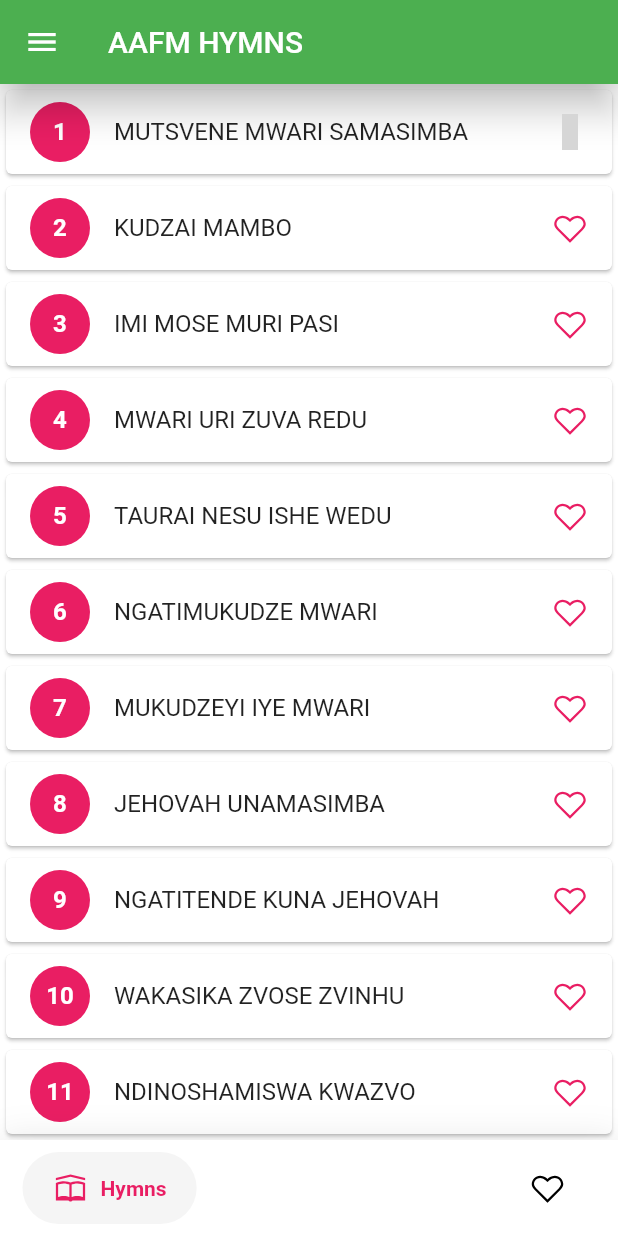
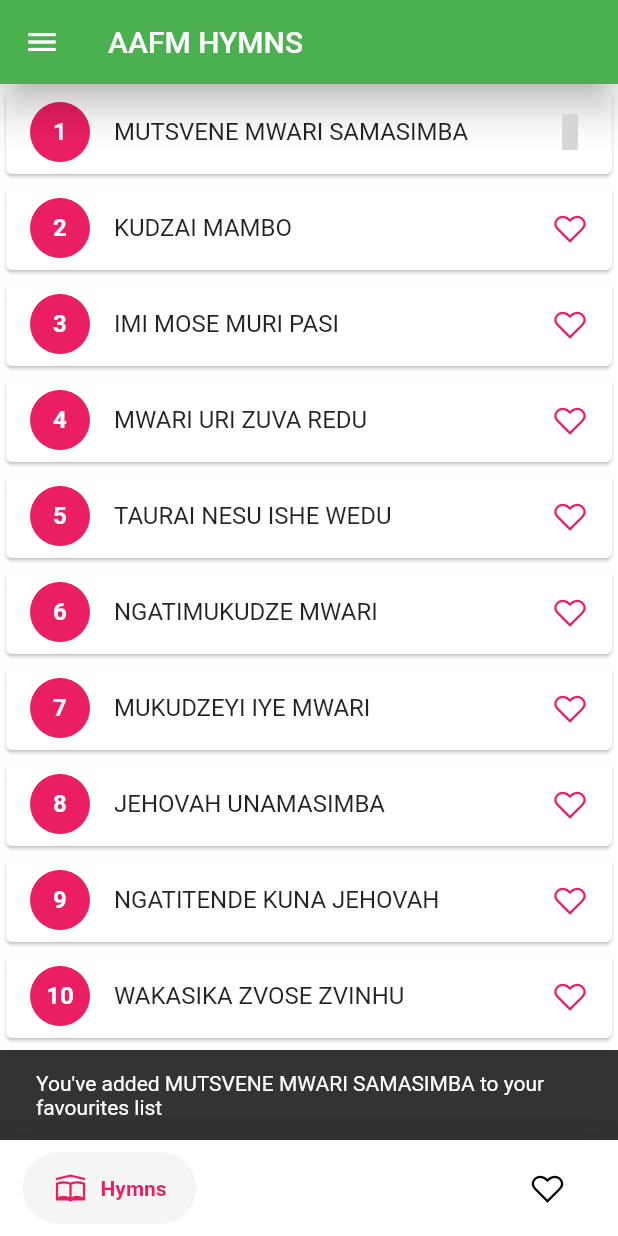
Before and after one commit to malvernbright/aafm-hymns, a Flutter app: the screen it shows after launch, after a tap on an icon or button, on a phone screen of 412 x 824 dp. Run offline on Flutter 3.47's test engine with Material 2 defaults, Android fonts, the phone set to English and light mode, and no system bars; drawn by our look-alikes of google_nav_bar; our stand-ins replace flutter_linkify, flutter_zoom_drawer, hive, hive_flutter, line_icons, lottie; accounts and stored records are empty; grey boxes are pictures that could not be loaded.

```diff
--- a/lib/pages/hymns_list.dart
+++ b/lib/pages/hymns_list.dart
@@ -18,16 +18,14 @@ class HymnsList extends StatelessWidget {
         future: Hive.openBox(favourites),
         builder: (BuildContext context, AsyncSnapshot snapshot) {
           if (snapshot.hasData) {
-            return FutureBuilder(
-              future: DefaultAssetBundle.of(context)
-                  .loadString('assets/hymns/hymns.json'),
-              builder: (context, snapshot) {
-                var hymnData = json.decode(snapshot.data.toString());
-                if (snapshot.connectionState == ConnectionState.done) {
             return Consumer<HymnProvider>(
               builder: (context, provider, child) {
+                return FutureBuilder(
+                    future: provider.readJson(),
+                    builder: (BuildContext context, AsyncSnapshot snapshot) {
+                      if (snapshot.hasData) {
                         return ListView.builder(
-                        itemCount: hymnData.length,
+                          itemCount: provider.hymns.length,
                           itemBuilder: (BuildContext context, int index) {
                             return Card(
                               child: ListTile(
@@ -40,20 +38,23 @@ class HymnsList extends StatelessWidget {
                                   ),
                                   backgroundColor: Colors.pink,
                                 ),
-                              title: Text('${hymnData[index]['title']}'),
-                              onTap: () =>
-                                  Navigator.of(context).push(MaterialPageRoute(
+                                title:
+                                    Text('${provider.hymns[index]['title']}'),
+                                onTap: () => Navigator.of(context)
+                                    .push(MaterialPageRoute(
                                         builder: (_) => Hymn(
                                               title:
-                                                '${hymnData[index]['title']}',
-                                            hymn: '${hymnData[index]['hymn']}',
+                                                  '${provider.hymns[index]['title']}',
+                                              hymn:
+                                                  '${provider.hymns[index]['hymn']}',
                                               index: index,
                                             ))),
                                 trailing: GestureDetector(
                                   onTap: () => provider.addToFavorites(
-                                    title: hymnData[index]['title'],
-                                    hymn: hymnData[index]['hymn'],
-                                    index: index),
+                                      title: provider.hymns[index]['title'],
+                                      hymn: provider.hymns[index]['hymn'],
+                                      index: index,
+                                      context: context),
                                   child: LineIcon(
                                     Hive.box(favourites).containsKey(index)
                                         ? LineIcons.heartAlt
@@ -65,19 +66,18 @@ class HymnsList extends StatelessWidget {
                             );
                           },
                         );
-                    },
-                  );
-                } else if (snapshot.connectionState ==
-                    ConnectionState.waiting) {
-                  return const Center(child: CircularProgressIndicator());
+                      } else if (snapshot.hasError) {
+                        return const Icon(Icons.error_outline);
+                      } else {
+                        return const CircularProgressIndicator();
                       }
-                return const Center(child: CircularProgressIndicator());
+                    });
               },
             );
           } else if (snapshot.hasError) {
-            return Icon(Icons.error_outline);
+            return const Icon(Icons.error_outline);
           } else {
-            return CircularProgressIndicator();
+            return const CircularProgressIndicator();
           }
         });
   }
--- a/lib/pages/splash_screen.dart
+++ b/lib/pages/splash_screen.dart
@@ -15,6 +15,7 @@ class SplashScreen extends StatefulWidget {
 class _SplashScreenState extends State<SplashScreen> {
   startTime() async {
     var _duration = const Duration(seconds: 5);
+
     return Timer(_duration, navigationPage);
   }
 
@@ -27,15 +28,16 @@ class _SplashScreenState extends State<SplashScreen> {
   @override
   Widget build(BuildContext context) {
     return Scaffold(
-      body: Container(
-        child: Center(
-          child: Lottie.asset('assets/animations/intro.json'),
-        ),
+      body: Center(
+        child: Lottie.asset('assets/animations/intro.json'),
       ),
     );
   }
 
   void navigationPage() {
+    ScaffoldMessenger.of(context).showSnackBar(const SnackBar(
+      content: Text('Remember to turn focus mode on! Avoid disruptions 🙂'),
+    ));
     Navigator.of(context).pushReplacement(
         MaterialPageRoute(builder: (context) => const HomePage()));
   }
--- a/lib/providers/hymn_provider.dart
+++ b/lib/providers/hymn_provider.dart
@@ -1,6 +1,11 @@
+import 'dart:convert';
+
 import 'package:aafm_hymns/models/favourites.dart';
+import 'package:aafm_hymns/models/menu_items.dart';
 import 'package:aafm_hymns/utils/constants.dart';
 import 'package:flutter/material.dart';
+import 'package:flutter/services.dart';
+import 'package:flutter_zoom_drawer/flutter_zoom_drawer.dart';
 import 'package:hive/hive.dart';
 
 class HymnProvider with ChangeNotifier {
@@ -34,17 +39,24 @@ class HymnProvider with ChangeNotifier {
   }
 
   void addToFavorites(
-      {required String title, required String hymn, required int index}) async {
+      {required String title,
+      required String hymn,
+      required int index,
+      required BuildContext context}) async {
     var box = await Hive.openBox(favourites);
     var favouriteHymns = FavouriteHymns(title, hymn);
     if (box.containsKey(index)) {
-      print('Hymn already added');
+      ScaffoldMessenger.of(context).showSnackBar(SnackBar(
+          content: Text('$title is no longer in your favourites list')));
       box.delete(index);
+      notifyListeners();
     } else {
       box.put(index, favouriteHymns);
+      ScaffoldMessenger.of(context).showSnackBar(SnackBar(
+          content: Text('You\'ve added $title to your favourites list')));
+
+      notifyListeners();
     }
-    print(box.keys);
-    notifyListeners();
   }
 
   void darkMode() async {
@@ -63,4 +75,14 @@ class HymnProvider with ChangeNotifier {
     if (Hive.box(favourites).containsKey(index)) return true;
     return false;
   }
+
+  List hymns = [];
+  Future<List> readJson() async {
+    final String response =
+        await rootBundle.loadString('assets/hymns/hymns.json');
+    final data = await json.decode(response);
+    hymns = data['items'];
+    return hymns;
+    // notifyListeners();
+  }
 }
--- a/pubspec.yaml
+++ b/pubspec.yaml
@@ -17,6 +17,8 @@ dependencies:
   clickable_list_wheel_view: ^0.0.4
   lottie: ^1.2.1
   flutter_linkify: ^5.0.2
+  flutter_zoom_drawer: ^2.1.1
+  material_floating_search_bar: ^0.3.6
 dev_dependencies:
   flutter_test:
     sdk: flutter
```
Also changed, not shown: lib/models/menu_items.dart (added, +7 -0 lines), lib/pages/hymn.dart (+3 -4 lines), lib/pages/menu_screen.dart (added, +24 -0 lines), lib/widgets/action_bar_icon.dart (added, +21 -0 lines), assets/hymns/hymns.json, pubspec.lock. Lines whose indentation alone changed are shown as unchanged.
